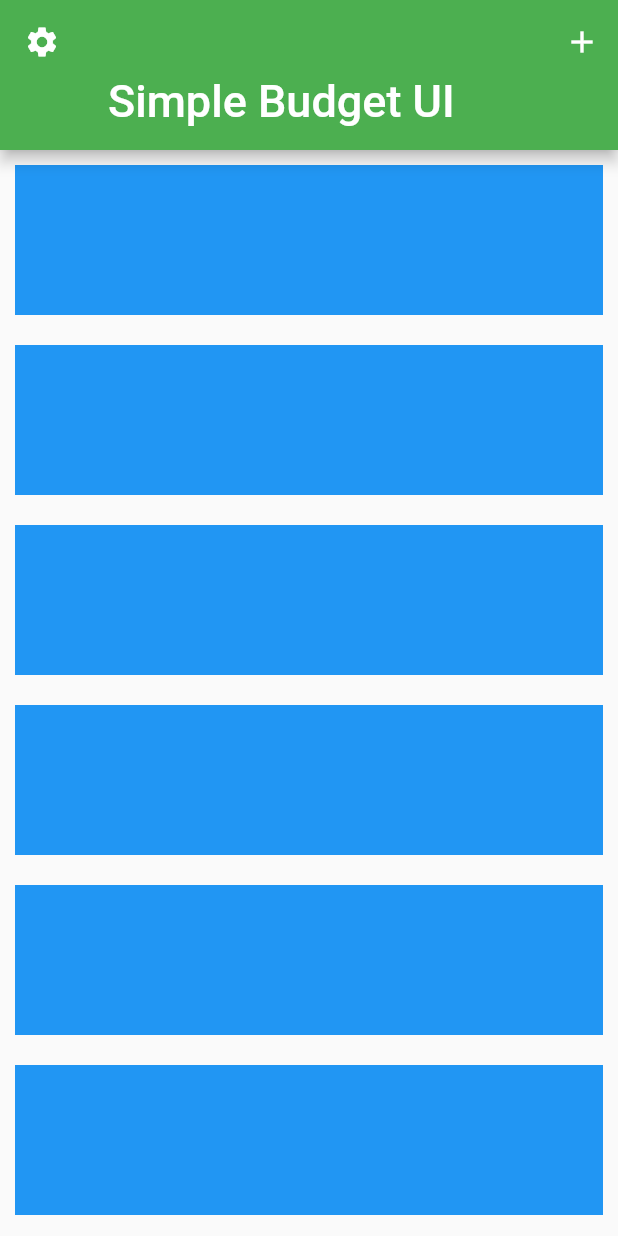
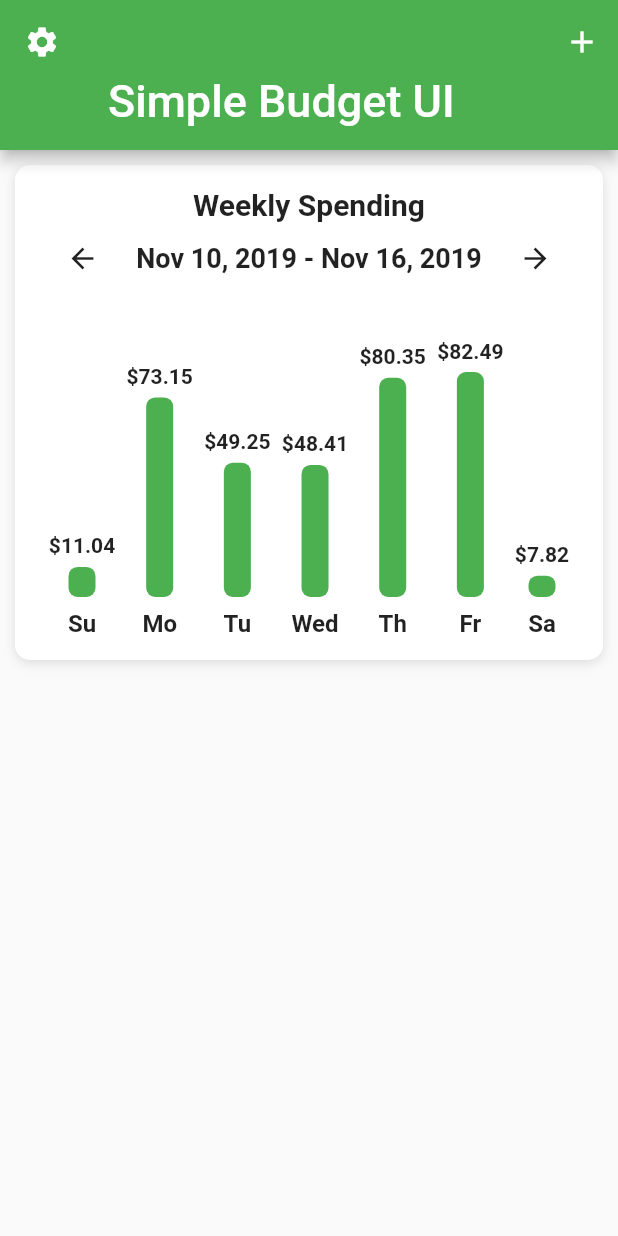
Before and after one commit to jecode93/budget_app_ui, a Flutter app: the screen it shows after launch, on a phone screen of 412 x 824 dp. Run offline on Flutter 3.47's test engine with Material 2 defaults, Android fonts, the phone set to English and light mode, and no system bars.

Commit message:
Bar Chart

```diff
--- a/lib/screens/home_screens.dart
+++ b/lib/screens/home_screens.dart
@@ -1,3 +1,5 @@
+import 'package:budger_app_ui/data/data.dart';
+import 'package:budger_app_ui/widgets/bar_chart.dart';
 import 'package:flutter/material.dart';
 
 class HomeScreen extends StatefulWidget {
@@ -38,10 +40,20 @@ class _HomeScreenState extends State<HomeScreen> {
                 SliverChildBuilderDelegate((BuildContext context, int index) {
               return Container(
                 margin: EdgeInsets.all(10),
-                color: Colors.blue,
-                height: 100.0,
+                decoration: BoxDecoration(
+                  color: Colors.white,
+                  boxShadow: [
+                    BoxShadow(
+                      color: Colors.black12,
+                      offset: Offset(0, 2),
+                      blurRadius: 6.0,
+                    )
+                  ],
+                  borderRadius: BorderRadius.circular(10.0),
+                ),
+                child: BarChar(expenses: weeklySpending),
               );
-            }),
+            }, childCount: 1),
           ),
         ],
       ),
--- /dev/null
+++ b/lib/widgets/bar_chart.dart
@@ -0,0 +1,141 @@
+import 'package:flutter/material.dart';
+
+class BarChar extends StatelessWidget {
+  const BarChar({this.expenses});
+
+  final List<double>? expenses;
+
+  @override
+  Widget build(BuildContext context) {
+    double iSize = 22.0;
+    double mostExpensive = 0;
+
+    expenses!.forEach((double price) {
+      if (price > mostExpensive) {
+        mostExpensive = price;
+      }
+    });
+
+    return Padding(
+      padding: const EdgeInsets.all(15.0),
+      child: Column(
+        children: [
+          Text(
+            'Weekly Spending',
+            style: TextStyle(
+              fontWeight: FontWeight.bold,
+              fontSize: 20,
+            ),
+          ),
+          //SizedBox(height: 5.0),
+          Row(
+            mainAxisAlignment: MainAxisAlignment.spaceAround,
+            children: [
+              IconButton(
+                icon: Icon(Icons.arrow_back),
+                onPressed: () {},
+                iconSize: iSize,
+              ),
+              Text(
+                'Nov 10, 2019 - Nov 16, 2019',
+                style: TextStyle(
+                  fontWeight: FontWeight.w600,
+                  fontSize: 18.0,
+                ),
+              ),
+              IconButton(
+                icon: Icon(Icons.arrow_forward),
+                onPressed: () {},
+                iconSize: iSize,
+              ),
+            ],
+          ),
+          SizedBox(
+            height: 30.0,
+          ),
+          Row(
+            mainAxisAlignment: MainAxisAlignment.spaceEvenly,
+            crossAxisAlignment: CrossAxisAlignment.end,
+            children: [
+              Bar(
+                label: 'Su',
+                amountSpeen: expenses![0],
+                mostExpensive: mostExpensive,
+              ),
+              Bar(
+                label: 'Mo',
+                amountSpeen: expenses![1],
+                mostExpensive: mostExpensive,
+              ),
+              Bar(
+                label: 'Tu',
+                amountSpeen: expenses![2],
+                mostExpensive: mostExpensive,
+              ),
+              Bar(
+                label: 'Wed',
+                amountSpeen: expenses![3],
+                mostExpensive: mostExpensive,
+              ),
+              Bar(
+                label: 'Th',
+                amountSpeen: expenses![4],
+                mostExpensive: mostExpensive,
+              ),
+              Bar(
+                label: 'Fr',
+                amountSpeen: expenses![5],
+                mostExpensive: mostExpensive,
+              ),
+              Bar(
+                label: 'Sa',
+                amountSpeen: expenses![6],
+                mostExpensive: mostExpensive,
+              ),
+            ],
+          )
+        ],
+      ),
+    );
+  }
+}
+
+class Bar extends StatelessWidget {
+  const Bar({this.label, this.amountSpeen, this.mostExpensive});
+  final String? label;
+  final double? amountSpeen, mostExpensive;
+
+  final double _maxBarHeight = 150.0;
+  @override
+  Widget build(BuildContext context) {
+    final barHeight = amountSpeen! / mostExpensive! * _maxBarHeight;
+    return Column(
+      children: [
+        Text(
+          '\$${amountSpeen!.toStringAsFixed(2)}',
+          style: TextStyle(
+            fontWeight: FontWeight.w600,
+          ),
+        ),
+        SizedBox(
+          height: 6.0,
+        ),
+        Container(
+          height: barHeight,
+          width: 18.0,
+          decoration: BoxDecoration(
+            color: Theme.of(context).primaryColor,
+            borderRadius: BorderRadius.circular(6.0),
+          ),
+        ),
+        SizedBox(
+          height: 8.0,
+        ),
+        Text(
+          label!,
+          style: TextStyle(fontWeight: FontWeight.w600, fontSize: 16.0),
+        ),
+      ],
+    );
+  }
+}
```
